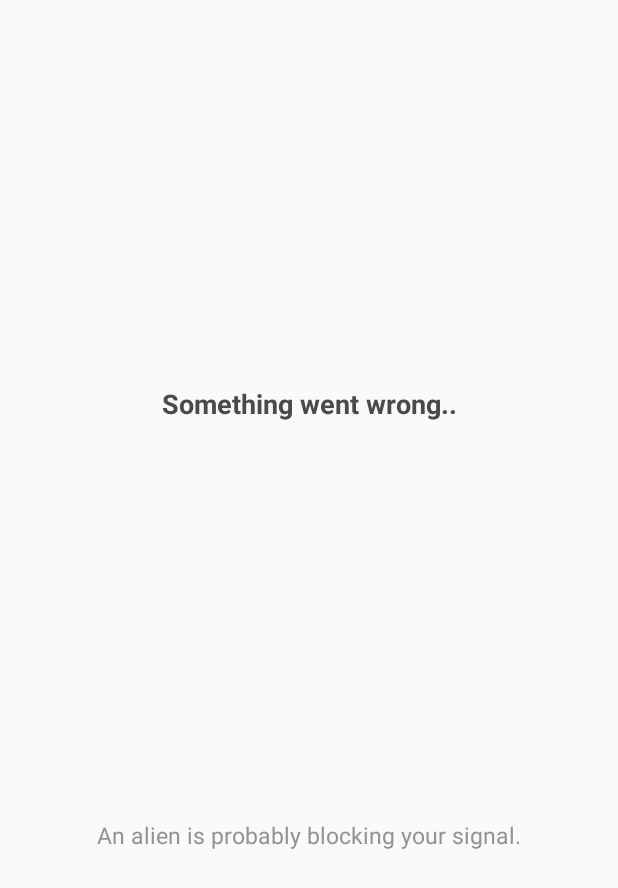
After one commit to rajdheepak/TrendingRepositories, an Android app: the layout error_page_layout.xml on its own in the app's theme, with its tools: preview values and no code run, on a phone screen of 412 x 824 dp. The commit adds this screen. Shown: the top 888 px of the screen. Run offline under Robolectric (Android 15) with nearby library versions, the phone set to English and light mode, and no system bars.

Commit message:
loading shimmer and error layouts designed

```diff
--- a/app/build.gradle
+++ b/app/build.gradle
@@ -68,4 +68,6 @@ dependencies {
     implementation "androidx.navigation:navigation-fragment:2.0.0" //navigation host
     implementation "androidx.navigation:navigation-ui:2.0.0"
 
+    implementation 'com.facebook.shimmer:shimmer:0.5.0' //Shimmer
+
 }
--- /dev/null
+++ b/app/src/main/res/layout/error_page_layout.xml
@@ -0,0 +1,38 @@
+<?xml version="1.0" encoding="utf-8"?>
+<androidx.constraintlayout.widget.ConstraintLayout xmlns:android="http://schemas.android.com/apk/res/android"
+    xmlns:app="http://schemas.android.com/apk/res-auto"
+    android:layout_width="match_parent"
+    android:layout_height="match_parent"
+    android:orientation="vertical">
+
+    <TextView
+        android:id="@+id/something_went_wrong"
+        android:layout_width="wrap_content"
+        android:layout_height="wrap_content"
+        android:text="@string/something_went_wrong"
+        android:textColor="#4A4A4A"
+        android:textSize="18sp"
+        android:textStyle="bold"
+        app:layout_constraintBottom_toTopOf="@+id/textView"
+        app:layout_constraintEnd_toEndOf="parent"
+        app:layout_constraintHorizontal_bias="0.5"
+        app:layout_constraintStart_toStartOf="parent"
+        app:layout_constraintTop_toTopOf="parent" />
+
+    <TextView
+        android:id="@+id/textView"
+        android:layout_width="wrap_content"
+        android:layout_height="wrap_content"
+        android:layout_marginTop="8dp"
+        android:text="@string/an_alien_is_probably_blocking_your_signal"
+        android:textColor="#929292"
+        android:textSize="15sp"
+        app:layout_constraintBottom_toBottomOf="parent"
+        app:layout_constraintEnd_toEndOf="parent"
+        app:layout_constraintHorizontal_bias="0.5"
+        app:layout_constraintStart_toStartOf="parent"
+        app:layout_constraintTop_toBottomOf="@+id/something_went_wrong">
+
+    </TextView>
+
+</androidx.constraintlayout.widget.ConstraintLayout>
--- a/app/src/main/res/values/strings.xml
+++ b/app/src/main/res/values/strings.xml
@@ -2,4 +2,6 @@
     <string name="app_name">Trending</string>
     <string name="repositories">Repositories</string>
     <string name="developers">Developers</string>
+    <string name="something_went_wrong">Something went wrong..</string>
+    <string name="an_alien_is_probably_blocking_your_signal">An alien is probably blocking your signal.</string>
 </resources>
```
Also changed, not shown: app/src/main/res/layout/default_placeholder.xml (added, +33 -0 lines), app/src/main/res/layout/fragment_trending_developers_framgent.xml (+9 -7 lines), app/src/main/res/layout/fragment_trending_repositories.xml (+7 -5 lines), app/src/main/res/layout/shimmer_layout.xml (added, +39 -0 lines).
